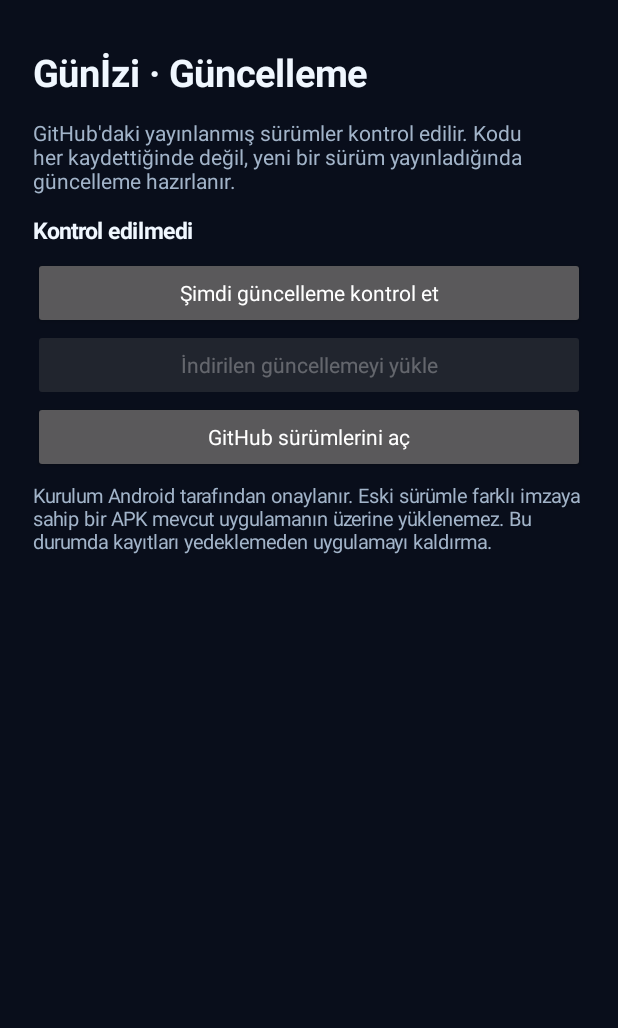
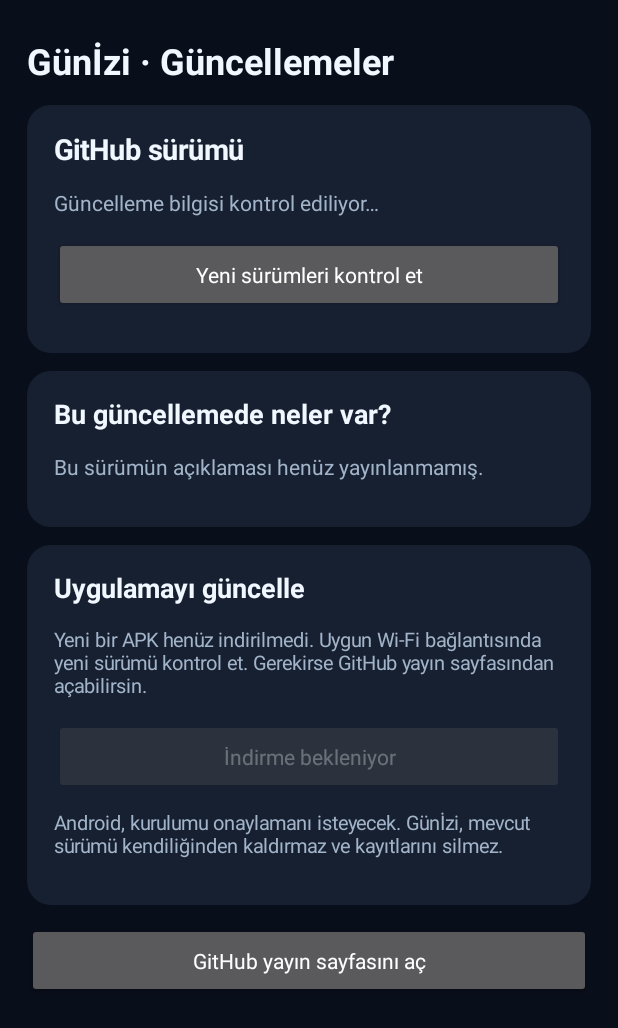
Before and after one commit to numandegirmenci/gunizi-android, an Android app: the UpdateActivity screen opened directly, with no data from a screen before it, on a phone screen of 412 x 824 dp. Shown: the top 1028 px of the screen. Run offline under Robolectric (Android 15) with nearby library versions, the phone set to English and light mode, and no system bars.

Commit message:
Present GitHub release notes before install and block incompatible APK without uninstalling data

```diff
--- a/app/src/main/java/com/gunizi/app/UpdateActivity.java
+++ b/app/src/main/java/com/gunizi/app/UpdateActivity.java
@@ -2,6 +2,7 @@ package com.gunizi.app;
 
 import android.app.*;
 import android.content.*;
+import android.graphics.Color;
 import android.graphics.Typeface;
 import android.graphics.drawable.GradientDrawable;
 import android.net.Uri;
@@ -11,79 +12,149 @@ import android.widget.*;
 import androidx.core.content.FileProvider;
 import java.io.File;
 
-/** Installation screen; only Android's own package installer can approve the APK. */
+/**
+ * Buddy-like update detail screen:
+ * release notes first, approval to install second.
+ * Installed app is NEVER uninstalled by this screen.
+ */
 public final class UpdateActivity extends Activity {
-    private TextView status;
-    private Button install;
-    private static final int BG=0xff090e1b,PANEL=0xff172031;
-    private int dp(int v){return Math.round(v*getResources().getDisplayMetrics().density);}
-    private TextView text(LinearLayout p,String value,int size,boolean bold){
-        TextView t=new TextView(this);t.setText(value);t.setTextColor(bold?0xfff0f7ff:0xffa2b4c9);
-        t.setTextSize(size);if(bold)t.setTypeface(Typeface.DEFAULT,Typeface.BOLD);
-        t.setPadding(0,dp(6),0,dp(7));p.addView(t);return t;
+    private static final int BG=0xff090e1b,PANEL=0xff172031,WHITE=0xfff0f7ff,
+        MUTED=0xffa2b4c9,CYAN=0xff38d4ca;
+    private TextView status,headline,changes,compatibility;
+    private Button install,check;
+    private int dp(int n){return Math.round(n*getResources().getDisplayMetrics().density);}
+    private GradientDrawable panel(){
+        GradientDrawable bg=new GradientDrawable();bg.setColor(PANEL);bg.setCornerRadius(dp(16));return bg;
     }
-    private Button button(LinearLayout p,String value){
-        Button b=new Button(this);b.setText(value);b.setAllCaps(false);
-        p.addView(b);return b;
+    private TextView label(LinearLayout parent,String value,int size,boolean bold){
+        TextView t=new TextView(this);
+        t.setText(value);t.setTextSize(size);t.setTextColor(bold?WHITE:MUTED);
+        if(bold)t.setTypeface(Typeface.DEFAULT,Typeface.BOLD);
+        LinearLayout.LayoutParams p=new LinearLayout.LayoutParams(-1,-2);
+        p.bottomMargin=dp(13);parent.addView(t,p);return t;
+    }
+    private Button button(LinearLayout parent,String value){
+        Button b=new Button(this);b.setAllCaps(false);b.setText(value);b.setTextSize(14);
+        LinearLayout.LayoutParams p=new LinearLayout.LayoutParams(-1,dp(50));
+        p.bottomMargin=dp(10);parent.addView(b,p);return b;
+    }
+    private LinearLayout card(LinearLayout root){
+        LinearLayout c=new LinearLayout(this);c.setOrientation(LinearLayout.VERTICAL);
+        c.setPadding(dp(18),dp(16),dp(18),dp(17));c.setBackground(panel());
+        LinearLayout.LayoutParams p=new LinearLayout.LayoutParams(-1,-2);
+        p.bottomMargin=dp(12);root.addView(c,p);return c;
     }
     @Override public void onCreate(Bundle state){
         super.onCreate(state);
         ScrollView sc=new ScrollView(this);sc.setBackgroundColor(BG);
         LinearLayout root=new LinearLayout(this);root.setOrientation(LinearLayout.VERTICAL);
-        root.setPadding(dp(22),dp(25),dp(22),dp(25));sc.addView(root);setContentView(sc);
-        text(root,"Günİzi · Güncelleme",25,true);
-        text(root,"GitHub'daki yayınlanmış sürümler kontrol edilir. Kodu her kaydettiğinde değil, "
-            +"yeni bir sürüm yayınladığında güncelleme hazırlanır.",14,false);
-        status=text(root,"Kontrol edilmedi",15,true);
-        Button check=button(root,"Şimdi güncelleme kontrol et");
-        check.setOnClickListener(v->{
-            status.setText("GitHub Releases kontrol ediliyor…");check.setEnabled(false);
-            AppUpdateWorker.checkAsync(this,message->{
-                status.setText(message);check.setEnabled(true);refresh();
-            });
-        });
-        install=button(root,"İndirilen güncellemeyi yükle");
+        root.setPadding(dp(18),dp(24),dp(18),dp(24));sc.addView(root);setContentView(sc);
+        label(root,"Günİzi · Güncellemeler",24,true);
+        LinearLayout latest=card(root);
+        headline=label(latest,"GitHub sürümü",19,true);
+        status=label(latest,"Güncelleme bilgisi kontrol ediliyor…",14,false);
+        check=button(latest,"Yeni sürümleri kontrol et");
+        check.setOnClickListener(v->check());
+        LinearLayout notes=card(root);
+        label(notes,"Bu güncellemede neler var?",18,true);
+        changes=label(notes,"GitHub'daki yayın notları bu alanda gösterilir.",14,false);
+        LinearLayout upgrade=card(root);
+        label(upgrade,"Uygulamayı güncelle",18,true);
+        compatibility=label(upgrade,"Önceki kayıtların ve ayarların korunması için imza kontrol edilecek.",13,false);
+        install=button(upgrade,"Mevcut uygulamanın üzerine yükle");
         install.setOnClickListener(v->install());
-        Button releases=button(root,"GitHub sürümlerini aç");
+        label(upgrade,"Android, kurulumu onaylamanı isteyecek. Günİzi, "
+            +"mevcut sürümü kendiliğinden kaldırmaz ve kayıtlarını silmez.",13,false);
+        Button releases=button(root,"GitHub yayın sayfasını aç");
         releases.setOnClickListener(v->startActivity(new Intent(Intent.ACTION_VIEW,
             Uri.parse(AppUpdateWorker.RELEASES))));
-        text(root,"Kurulum Android tarafından onaylanır. Eski sürümle farklı imzaya sahip "
-            +"bir APK mevcut uygulamanın üzerine yüklenemez. "
-            +"Bu durumda kayıtları yedeklemeden uygulamayı kaldırma.",13,false);
         refresh();
     }
+
+    private void check(){
+        check.setEnabled(false);
+        status.setText("GitHub Releases kontrol ediliyor…");
+        AppUpdateWorker.checkAsync(this,message->{
+            status.setText(message);
+            check.setEnabled(true);
+            refresh();
+        });
+    }
+
     private void refresh(){
+        android.content.SharedPreferences p=getSharedPreferences(AppUpdateWorker.PREF,MODE_PRIVATE);
+        String tag=p.getString("remoteTag","");
+        String notes=p.getString("releaseNotes","");
+        if(!tag.isEmpty())headline.setText("Günİzi "+tag);
+        changes.setText(prettyNotes(notes));
         File file=AppUpdateWorker.packageFile(this);
-        boolean exists=file.isFile()&&file.length()>100000;
-        install.setEnabled(exists);
-        if(exists){
-            android.content.SharedPreferences p=getSharedPreferences(AppUpdateWorker.PREF,MODE_PRIVATE);
-            status.setText("İndirilen yayın: "+p.getString("remoteTag","")+"\n"+status.getText());
+        int remote=p.getInt("remoteCode",0);
+        int saved=p.getInt("downloadVersion",0);
+        boolean downloaded=file.isFile()&&file.length()>100_000&&remote>0&&saved==remote;
+        install.setEnabled(false);
+        if(!downloaded){
+            compatibility.setText("Yeni bir APK henüz indirilmedi. "+
+                "Uygun Wi-Fi bağlantısında yeni sürümü kontrol et. "+
+                "Gerekirse GitHub yayın sayfasından açabilirsin.");
+            install.setText("İndirme bekleniyor");
+            return;
         }
+        ReleaseApkValidator.Result result=ReleaseApkValidator.verify(this,file);
+        compatibility.setText(result.message);
+        compatibility.setTextColor(result.compatible?CYAN:0xffedb46f);
+        install.setEnabled(result.compatible);
+        install.setText(result.compatible?
+            "Mevcut uygulamanın üzerine güncelle":"İmza / sürüm uyumsuzluğu");
     }
+
+    private static String prettyNotes(String raw){
+        if(raw==null||raw.trim().isEmpty())
+            return "Bu sürümün açıklaması henüz yayınlanmamış.";
+        StringBuilder out=new StringBuilder();
+        for(String line:raw.split("\\R")){
+            String s=line.trim();
+            if(s.startsWith("versionCode:"))continue;
+            if(s.startsWith("### "))s="\n"+s.substring(4).toUpperCase(java.util.Locale.forLanguageTag("tr-TR"));
+            else if(s.startsWith("## "))s="\n"+s.substring(3).toUpperCase(java.util.Locale.forLanguageTag("tr-TR"));
+            else if(s.startsWith("# "))s="\n"+s.substring(2);
+            else if(s.startsWith("- "))s="• "+s.substring(2);
+            else if(s.startsWith("* "))s="• "+s.substring(2);
+            s=s.replace("**","").replace("`","");
+            if(!s.isEmpty())out.append(s).append("\n");
+        }
+        return out.toString().trim();
+    }
+
     private void install(){
-        File f=AppUpdateWorker.packageFile(this);
-        if(!f.isFile()){status.setText("İndirilen APK bulunamadı");return;}
+        File file=AppUpdateWorker.packageFile(this);
+        ReleaseApkValidator.Result result=ReleaseApkValidator.verify(this,file);
+        if(!result.compatible){
+            compatibility.setText(result.message);
+            install.setEnabled(false);
+            return;
+        }
         if(!getPackageManager().canRequestPackageInstalls()){
             new AlertDialog.Builder(this)
-                .setTitle("Güncelleme kurulum izni")
-                .setMessage("Android, Günİzi'nin APK kurulumuna aracılık edebilmesi için "
-                    +"bu kaynak üzerinden yükleme izni istiyor. Onay tamamen sana ait.")
+                .setTitle("Android kurulum izni gerekli")
+                .setMessage("Günİzi'nin doğrulanmış APK'yı yükleyiciye sunabilmesi için "
+                    +"bu kaynaktan uygulama yüklemeyi onaylamalısın. "
+                    +"Mevcut uygulama kaldırılmayacak.")
                 .setNegativeButton("Vazgeç",null)
                 .setPositiveButton("İzin ayarları",(d,w)->{
-                    Intent i=new Intent(Settings.ACTION_MANAGE_UNKNOWN_APP_SOURCES,
+                    Intent intent=new Intent(Settings.ACTION_MANAGE_UNKNOWN_APP_SOURCES,
                         Uri.parse("package:"+getPackageName()));
-                    startActivity(i);
+                    startActivity(intent);
                 }).show();
             return;
         }
         try{
-            Uri uri=FileProvider.getUriForFile(this,
-                getPackageName()+".updatefiles",f);
+            Uri uri=FileProvider.getUriForFile(this,getPackageName()+".updatefiles",file);
             Intent intent=new Intent(Intent.ACTION_VIEW);
             intent.setDataAndType(uri,"application/vnd.android.package-archive");
             intent.addFlags(Intent.FLAG_GRANT_READ_URI_PERMISSION|Intent.FLAG_ACTIVITY_NEW_TASK);
             startActivity(intent);
-        }catch(Exception e){status.setText("Yükleyici açılamadı: "+e.getMessage());}
+        }catch(Exception e){
+            compatibility.setText("Android yükleyicisi açılamadı: "+e.getMessage());
+        }
     }
 }
```
